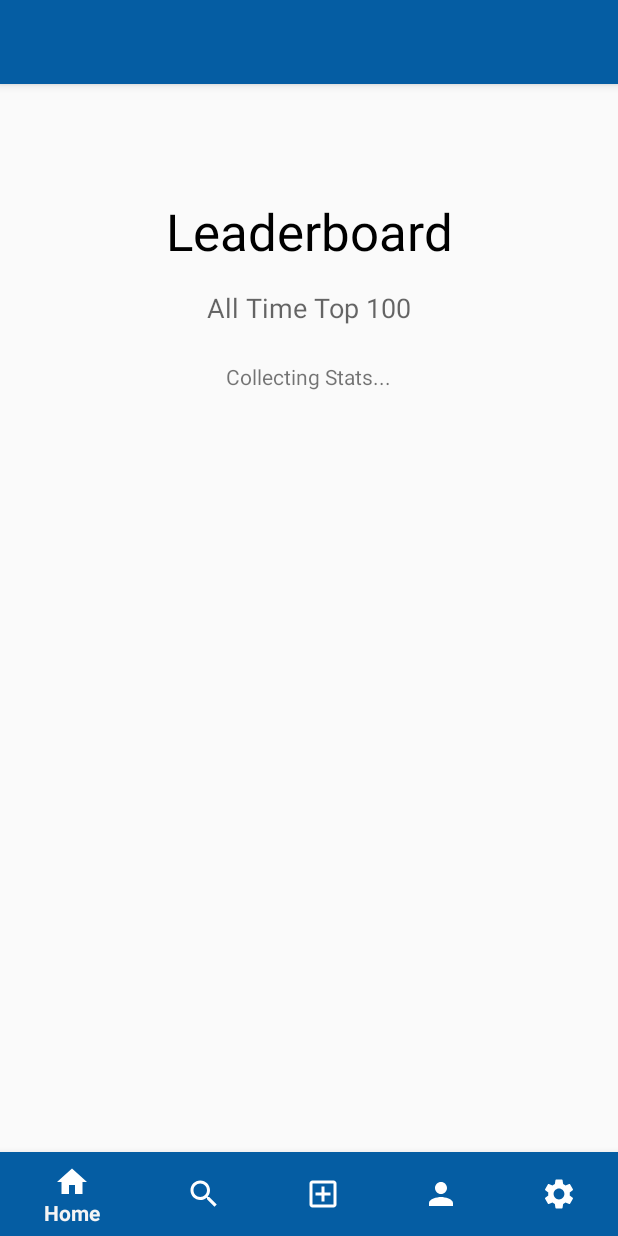
After one commit to cyril-junior-dim/TableTopics, an Android app: the layout activity_leaderboard.xml on its own in the app's theme, with its tools: preview values and no code run, on a phone screen of 412 x 824 dp. The commit adds this screen. Run offline under Robolectric (Android 15) with nearby library versions, the phone set to English and light mode, and no system bars.

Commit message:
Leaderboard updated

```diff
--- a/app/src/main/AndroidManifest.xml
+++ b/app/src/main/AndroidManifest.xml
@@ -15,7 +15,7 @@
         android:supportsRtl="true"
         android:theme="@style/Theme.AppCompat.Light.NoActionBar"
         tools:replace="android:appComponentFactory">
-        <activity android:name=".AfterSpeechActivity"></activity>
+        <activity android:name=".AfterSpeechActivity" />
         <activity android:name=".SpeakingActivity" />
         <activity android:name=".LoadingScreenActivity" />
         <activity android:name=".TopicsListActivity" />
@@ -34,6 +34,9 @@
             android:name=".SpeakNowActivity"
             android:label="Speak Now" />
         <activity
+            android:name=".LeaderboardActivity"
+            android:label="Leaderboard" />
+        <activity
             android:name=".TopicsBankActivity"
             android:label="Topics Bank" />
         <activity
--- a/app/src/main/java/com/example/tabletopics/RegisterActivity.java
+++ b/app/src/main/java/com/example/tabletopics/RegisterActivity.java
@@ -110,8 +110,8 @@ public class RegisterActivity extends AppCompatActivity {
                             userID = fAuth.getCurrentUser().getUid();
                             DocumentReference documentReference = fStore.collection("users").document(userID);
                             Map<String, Object> user = new HashMap<>();
-                            user.put("full_Name", firstName);
-                            user.put("username", lastName);
+                            user.put("first_Name", firstName);
+                            user.put("last_Name", lastName);
                             user.put("email",email);
                             user.put("speech_count", 0);
                             documentReference.set(user).addOnSuccessListener(new OnSuccessListener<Void>() {
--- a/app/src/main/java/com/example/tabletopics/TopicsListActivity.java
+++ b/app/src/main/java/com/example/tabletopics/TopicsListActivity.java
@@ -82,7 +82,7 @@ public class TopicsListActivity extends AppCompatActivity {
                     @Override
                     public void onComplete(@NonNull Task<QuerySnapshot> task) {
                         if(task.isSuccessful()){
-                            for(QueryDocumentSnapshot document : task.getResult()){
+                            for(QueryDocumentSnapshot document : Objects.requireNonNull(task.getResult())){
                                 topics.add(document.getString("title"));
                             }
                         } else{
--- a/app/src/main/res/layout/activity_home.xml
+++ b/app/src/main/res/layout/activity_home.xml
@@ -50,7 +50,7 @@
             android:paddingBottom="25sp">
 
             <Button
-                android:id="@+id/button2"
+                android:id="@+id/goToLeaderboard"
                 android:layout_width="197dp"
                 android:layout_height="100dp"
                 android:background="#055DA3"
--- /dev/null
+++ b/app/src/main/res/layout/activity_leaderboard.xml
@@ -0,0 +1,61 @@
+<?xml version="1.0" encoding="utf-8"?>
+<androidx.constraintlayout.widget.ConstraintLayout xmlns:android="http://schemas.android.com/apk/res/android"
+    xmlns:app="http://schemas.android.com/apk/res-auto"
+    xmlns:tools="http://schemas.android.com/tools"
+    android:layout_width="match_parent"
+    android:layout_height="match_parent"
+    tools:context=".LeaderboardActivity">
+
+    <androidx.appcompat.widget.Toolbar
+        android:id="@+id/my_toolbar"
+        android:layout_width="match_parent"
+        android:layout_height="?attr/actionBarSize"
+        android:background="#055DA3"
+        android:elevation="4dp"
+        android:theme="@style/ThemeOverlay.AppCompat.Dark.ActionBar"
+        app:popupTheme="@style/ThemeOverlay.AppCompat.Light"
+        tools:ignore="MissingConstraints" />
+
+    <include
+        android:id="@+id/navigation"
+        layout="@layout/element_bottom_navigation"
+        tools:layout_editor_absoluteX="-38dp"
+        tools:layout_editor_absoluteY="0dp" />
+
+    <TextView
+        android:id="@+id/textView16"
+        android:layout_width="wrap_content"
+        android:layout_height="wrap_content"
+        android:layout_marginTop="75dp"
+        android:text="@string/leaderboard"
+        android:textAppearance="@style/TextAppearance.AppCompat.Display1"
+        android:textColor="#000000"
+        app:layout_constraintEnd_toEndOf="parent"
+        app:layout_constraintStart_toStartOf="parent"
+        app:layout_constraintTop_toBottomOf="@+id/my_toolbar" />
+
+    <TextView
+        android:id="@+id/LBStats"
+        android:layout_width="wrap_content"
+        android:layout_height="wrap_content"
+        android:layout_marginTop="24dp"
+        android:gravity="center_horizontal"
+        android:scrollbars="vertical"
+        android:text="Collecting Stats..."
+        app:layout_constraintEnd_toEndOf="parent"
+        app:layout_constraintHorizontal_bias="0.498"
+        app:layout_constraintStart_toStartOf="parent"
+        app:layout_constraintTop_toBottomOf="@+id/textView20" />
+
+    <TextView
+        android:id="@+id/textView20"
+        android:layout_width="wrap_content"
+        android:layout_height="wrap_content"
+        android:layout_marginTop="16dp"
+        android:text="All Time Top 100"
+        android:textAppearance="@style/TextAppearance.AppCompat.Medium"
+        app:layout_constraintEnd_toEndOf="parent"
+        app:layout_constraintStart_toStartOf="parent"
+        app:layout_constraintTop_toBottomOf="@+id/textView16" />
+
+</androidx.constraintlayout.widget.ConstraintLayout>
--- /dev/null
+++ b/app/src/main/res/values/ids.xml
@@ -0,0 +1,4 @@
+<?xml version="1.0" encoding="utf-8"?>
+<resources>
+    <item name="textItem" type="id"/>
+</resources>
--- a/app/src/main/res/values/styles.xml
+++ b/app/src/main/res/values/styles.xml
@@ -1,4 +1,7 @@
 <?xml version="1.0" encoding="utf-8"?>
 <resources>
-
+    <style name="AppTheme.NoActionBar">
+        <item name="windowActionBar">false</item>
+        <item name="windowNoTitle">true</item>
+    </style>
 </resources>
```
Also changed, not shown: app/src/main/java/com/example/tabletopics/HomeActivity.java (+9 -0 lines), app/src/main/java/com/example/tabletopics/LeaderboardActivity.java (added, +105 -0 lines), app/src/main/java/com/example/tabletopics/MyPair.java (added, +20 -0 lines), app/src/main/res/layout/row.xml (added, +15 -0 lines).
